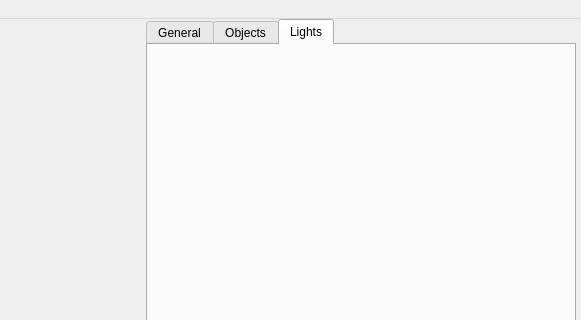
Old version of the form master/exercises/TranslucentMaterials/mainwindow.ui in the repository xander890/master_thesis; both pictures show x 562 to 1143 and y 0 to 320 of the 1143 by 746 pixel window.
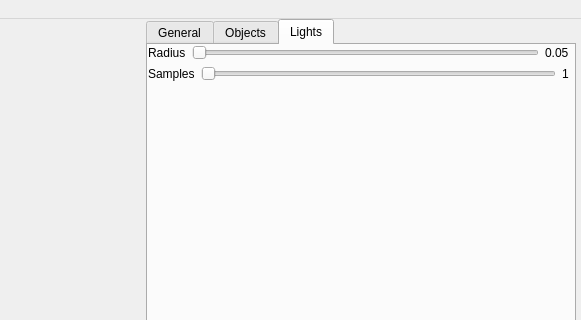
New version of the form. The open tabs and pages were chosen to show the change. Custom widgets are drawn as their Qt base class.

```diff
--- a/master/exercises/TranslucentMaterials/mainwindow.ui
+++ b/master/exercises/TranslucentMaterials/mainwindow.ui
@@ -377,6 +377,93 @@
           <attribute name="title">
            <string>Lights</string>
           </attribute>
+          <widget class="QWidget" name="verticalLayoutWidget_4">
+           <property name="geometry">
+            <rect>
+             <x>0</x>
+             <y>0</y>
+             <width>421</width>
+             <height>671</height>
+            </rect>
+           </property>
+           <layout class="QVBoxLayout" name="verticalLayout_3">
+            <item>
+             <layout class="QHBoxLayout" name="horizontalLayout_4">
+              <item>
+               <widget class="QLabel" name="label_2">
+                <property name="text">
+                 <string>Radius</string>
+                </property>
+               </widget>
+              </item>
+              <item>
+               <widget class="QSlider" name="horizontalSlider">
+                <property name="minimum">
+                 <number>1</number>
+                </property>
+                <property name="maximum">
+                 <number>100</number>
+                </property>
+                <property name="orientation">
+                 <enum>Qt::Horizontal</enum>
+                </property>
+               </widget>
+              </item>
+              <item>
+               <widget class="QLabel" name="radiuslabel">
+                <property name="text">
+                 <string>0.05</string>
+                </property>
+               </widget>
+              </item>
+             </layout>
+            </item>
+            <item>
+             <layout class="QHBoxLayout" name="horizontalLayout_3">
+              <item>
+               <widget class="QLabel" name="label">
+                <property name="text">
+                 <string>Samples</string>
+                </property>
+               </widget>
+              </item>
+              <item>
+               <widget class="QSlider" name="horizontalSlider_2">
+                <property name="minimum">
+                 <number>1</number>
+                </property>
+                <property name="maximum">
+                 <number>150</number>
+                </property>
+                <property name="orientation">
+                 <enum>Qt::Horizontal</enum>
+                </property>
+               </widget>
+              </item>
+              <item>
+               <widget class="QLabel" name="samplelabel">
+                <property name="text">
+                 <string>1</string>
+                </property>
+               </widget>
+              </item>
+             </layout>
+            </item>
+            <item>
+             <spacer name="verticalSpacer_4">
+              <property name="orientation">
+               <enum>Qt::Vertical</enum>
+              </property>
+              <property name="sizeHint" stdset="0">
+               <size>
+                <width>20</width>
+                <height>40</height>
+               </size>
+              </property>
+             </spacer>
+            </item>
+           </layout>
+          </widget>
          </widget>
         </widget>
        </item>
```
Left out of the diff: 2 changed lines with no effect on the pictures.
